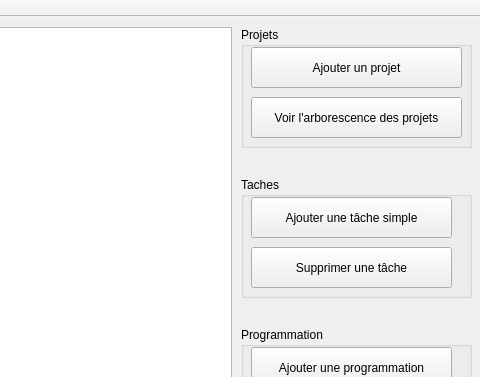
Before: the Qt Designer form mainwindow.ui in cezuriku/LO21, drawn with Qt 5; both pictures show x 549 to 1029 and y 0 to 377 of the 1029 by 609 pixel window.
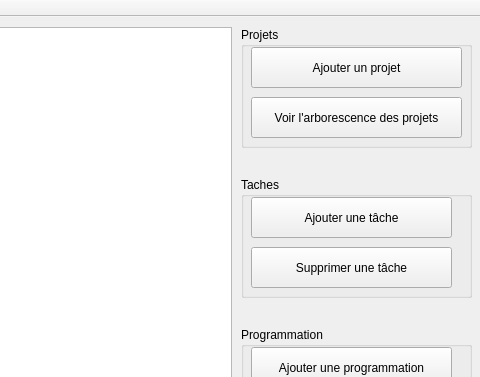
After: the same form once the commit is applied.

```diff
--- a/mainwindow.ui
+++ b/mainwindow.ui
@@ -88,7 +88,7 @@
       </rect>
      </property>
      <property name="text">
-      <string>Ajouter une tâche simple</string>
+      <string>Ajouter une tâche</string>
      </property>
     </widget>
     <widget class="QPushButton" name="b_stache">
```
